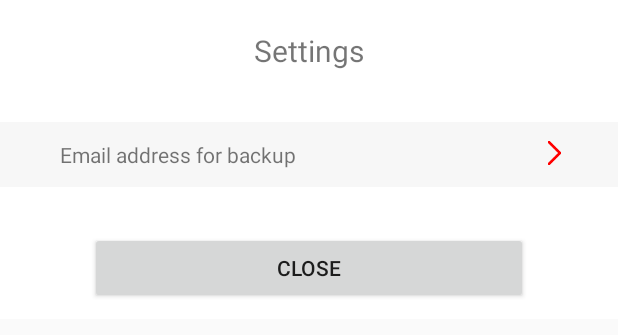
After one commit to manangatangy/kidspend2, an Android app: the layout fragment_settings.xml on its own in the app's theme, with its tools: preview values and no code run, on a phone screen of 412 x 824 dp. The commit adds this screen. Shown: the top 335 px of the screen. Run offline under Robolectric (Android 15) with nearby library versions, the phone set to English and light mode, and no system bars.

Commit message:
Settings, email backup

```diff
--- /dev/null
+++ b/Kidspend2/app/src/main/java/com/wolfie/kidspend2/view/component/settings/ItemLayout.java
@@ -0,0 +1,140 @@
+package com.wolfie.kidspend2.view.component.settings;
+
+import android.content.Context;
+import android.support.annotation.CallSuper;
+import android.support.v4.content.res.ResourcesCompat;
+import android.util.AttributeSet;
+import android.util.Log;
+import android.view.View;
+import android.widget.ImageView;
+import android.widget.LinearLayout;
+import android.widget.TextView;
+
+import com.wolfie.kidspend2.R;
+
+import java.util.ArrayList;
+import java.util.List;
+
+import butterknife.BindView;
+import butterknife.ButterKnife;
+import butterknife.Unbinder;
+
+public abstract class ItemLayout extends LinearLayout {
+
+    @BindView(R.id.settings_heading)
+    LinearLayout mHeading;
+
+    @BindView(R.id.settings_heading_text)
+    TextView mHeadingText;
+
+    @BindView(R.id.settings_heading_icon)
+    ImageView mHeadingImageView;
+
+    @BindView(R.id.settings_content)
+    LinearLayout mContent;
+
+    protected Unbinder unbinder;
+
+    private GroupSetting mGroupSetting;
+
+    public ItemLayout(Context context) {
+        super(context);
+        initView();
+    }
+
+    public ItemLayout(Context context, AttributeSet attrs) {
+        super(context, attrs);
+        initView();
+    }
+
+    public ItemLayout(Context context, AttributeSet attrs, int defStyleAttr) {
+        super(context, attrs, defStyleAttr);
+        initView();
+    }
+
+    public ItemLayout(Context context, AttributeSet attrs, int defStyleAttr, int defStyleRes) {
+        super(context, attrs, defStyleAttr, defStyleRes);
+        initView();
+    }
+
+    public void setGroupSetting(GroupSetting groupSetting) {
+        mGroupSetting = groupSetting;
+    }
+
+    /**
+     * If a Subclass has view members, they should be annotated @BindView and they will be bound
+     * after inflation has completed.
+     */
+    @Override
+    @CallSuper
+    protected void onFinishInflate() {
+        super.onFinishInflate();
+
+        // All the children specified in the layout are re-located to be children of mContent.
+        LinearLayout content = (LinearLayout) getChildAt(0).findViewById(R.id.settings_content);
+        List<View> children = new ArrayList<View>();
+        for (int v = 1, count = getChildCount(); v < count; v++) {
+            View child = getChildAt(1);
+            removeView(child);
+            content.addView(child);
+        }
+
+        unbinder = ButterKnife.bind(this);
+        mHeadingText.setText(getHeadingText());
+        mHeading.setOnClickListener(new OnClickListener() {
+            @Override
+            public void onClick(View v) {
+                boolean isShowing = (mContent.getVisibility() == VISIBLE);
+                if (isShowing) {
+                    Log.d("kidspend2", "ItemLayout.onClickHide(" + getHeadingText() + ")");
+                    // Before proceeding with the hide, first check with the subclass.
+                    if (onHide()) {
+                        hide();     // Will notify GroupSetting
+                    }
+                } else {
+                    Log.d("kidspend2", "ItemLayout.onClickShow(" + getHeadingText() + ")");
+                    // Before proceeding with the show, first check with the group.
+                    if (mGroupSetting.requestToHideCurrent()) {
+                        show();     // Will notify GroupSetting
+                    }
+                }
+            }
+        });
+    }
+
+    /**
+     * Should be overridden if the subclass needs to check something before allowing hide.
+     * Return true if the hide is allowed to proceed.
+     */
+    public boolean onHide() {
+        Log.d("kidspend2", "ItemLayout.onHide(" + getHeadingText() + ") default ==> YES");
+        return true;        // Default allow hide to proceed.
+    }
+
+    public void hide() {
+        Log.d("kidspend2", "ItemLayout.hide(" + getHeadingText() + ")");
+        mContent.setVisibility(GONE);
+        mHeadingImageView.setImageDrawable(
+                ResourcesCompat.getDrawable(getResources(), R.drawable.red_right_chevron, null));
+        mGroupSetting.notifyItemIsHiding();
+    }
+
+    /**
+     * Should be overridden if the subclass needs to initialise something on showing.
+     */
+    public void show() {
+        Log.d("kidspend2", "ItemLayout.show(" + getHeadingText() + ")");
+        mContent.setVisibility(VISIBLE);
+        mHeadingImageView.setImageDrawable(ResourcesCompat.getDrawable(getResources(), R.drawable.red_delete, null));
+        mGroupSetting.notifyItemIsShowing(this);
+    }
+
+    private void initView() {
+        // Add the new inflated layout into this group.
+        View view = inflate(getContext(), R.layout.view_settings_item, null);
+        addView(view, 0);
+    }
+
+    public abstract String getHeadingText();
+
+}
--- /dev/null
+++ b/Kidspend2/app/src/main/res/layout/fragment_settings.xml
@@ -0,0 +1,84 @@
+<?xml version="1.0" encoding="utf-8"?>
+<LinearLayout
+    xmlns:android="http://schemas.android.com/apk/res/android"
+    xmlns:app="http://schemas.android.com/apk/res-auto"
+    xmlns:tools="http://schemas.android.com/tools"
+    android:background="@android:color/white"
+    android:layout_width="match_parent"
+    android:layout_height="wrap_content"
+    android:orientation="vertical"
+    >
+
+    <TextView
+        android:id="@+id/text_title"
+        android:layout_width="wrap_content"
+        android:layout_height="wrap_content"
+        android:layout_gravity="center"
+        android:paddingTop="20dp"
+        android:textSize="20sp"
+        android:text="Settings"
+        />
+    <TextView
+        android:id="@+id/text_description"
+        android:layout_width="wrap_content"
+        android:layout_height="wrap_content"
+        android:layout_gravity="center"
+        android:gravity="center"
+        android:paddingTop="10dp"
+        android:textSize="10sp"
+        />
+    <View
+        android:layout_width="match_parent"
+        android:layout_height="10dp" />
+
+    <com.wolfie.kidspend2.view.component.settings.ItemEmailAddress
+        android:id="@+id/setting_item_email_address"
+        android:layout_width="match_parent"
+        android:layout_height="wrap_content"
+        android:orientation="vertical"
+        >
+        <LinearLayout
+            android:layout_width="match_parent"
+            android:layout_height="wrap_content"
+            android:paddingLeft="10dp"
+            android:paddingRight="10dp"
+            android:layout_marginRight="10dp"
+            android:layout_marginLeft="10dp"
+            android:orientation="vertical"
+            >
+            <android.support.design.widget.TextInputLayout
+                android:id="@+id/input_layout_email_address"
+                android:layout_width="match_parent"
+                android:layout_height="wrap_content"
+                >
+                <EditText
+                    android:id="@+id/edit_text_email_address"
+                    android:layout_width="match_parent"
+                    android:layout_height="wrap_content"
+                    android:inputType="textEmailAddress"
+                    android:hint="Backup Email Address"
+                    android:maxLines="1" />
+            </android.support.design.widget.TextInputLayout>
+
+        </LinearLayout>
+    </com.wolfie.kidspend2.view.component.settings.ItemEmailAddress>
+
+    <LinearLayout
+        android:paddingTop="20dp"
+        android:paddingBottom="10dp"
+        android:layout_width="match_parent"
+        android:layout_height="wrap_content"
+        android:orientation="horizontal"
+        >
+        <Button
+            android:id="@+id/button_close"
+            android:layout_width="wrap_content"
+            android:layout_height="wrap_content"
+            android:layout_weight="1"
+            android:layout_marginLeft="60dp"
+            android:layout_marginRight="60dp"
+            tools:visibility="visible"
+            android:text="Close" />
+    </LinearLayout>
+
+</LinearLayout>
--- /dev/null
+++ b/Kidspend2/app/src/main/res/layout/view_settings_item.xml
@@ -0,0 +1,47 @@
+<?xml version="1.0" encoding="utf-8"?>
+<LinearLayout
+    xmlns:android="http://schemas.android.com/apk/res/android"
+    android:orientation="vertical"
+    android:layout_width="match_parent"
+    android:layout_height="match_parent"
+    >
+
+    <LinearLayout
+        android:id="@+id/settings_heading"
+        android:layout_width="match_parent"
+        android:layout_height="wrap_content"
+        android:orientation="horizontal"
+        android:layout_marginBottom="10dp"
+        android:background="@color/edit_item_body"
+        >
+        <TextView
+            android:id="@+id/settings_heading_text"
+            android:layout_width="0dp"
+            android:layout_height="wrap_content"
+            android:paddingTop="12dp"
+            android:paddingLeft="40dp"
+            android:paddingBottom="12dp"
+            android:text="Timeout"
+            android:textSize="14sp"
+            android:layout_weight="1"
+            />
+        <ImageView
+            android:id="@+id/settings_heading_icon"
+            android:layout_width="25dp"
+            android:layout_height="25dp"
+            android:layout_marginTop="8dp"
+            android:layout_marginRight="30dp"
+            android:src="@drawable/red_right_chevron"
+            />
+    </LinearLayout>
+    <LinearLayout
+        android:id="@+id/settings_content"
+        android:layout_width="match_parent"
+        android:visibility="gone"
+        android:layout_height="wrap_content"
+        android:orientation="vertical"
+        >
+
+    </LinearLayout>
+
+</LinearLayout>
--- /dev/null
+++ b/Kidspend2/app/src/main/res/xml/file_paths.xml
@@ -0,0 +1,5 @@
+<paths>
+    <files-path
+        name="secure_files"
+        path="/"/>
+</paths>
```
Also changed, not shown: Kidspend2/app/src/main/AndroidManifest.xml (+10 -0 lines), Kidspend2/app/src/main/java/com/wolfie/kidspend2/presenter/DrawerPresenter.java (+4 -3 lines), Kidspend2/app/src/main/java/com/wolfie/kidspend2/presenter/FilePresenter.java (+7 -4 lines), Kidspend2/app/src/main/java/com/wolfie/kidspend2/presenter/SettingsPresenter.java (added, +138 -0 lines), Kidspend2/app/src/main/java/com/wolfie/kidspend2/view/activity/KidspendActivity.java (+4 -3 lines), Kidspend2/app/src/main/java/com/wolfie/kidspend2/view/component/settings/GroupSetting.java (added, +47 -0 lines), Kidspend2/app/src/main/java/com/wolfie/kidspend2/view/component/settings/ItemEmailAddress.java (added, +61 -0 lines), Kidspend2/app/src/main/java/com/wolfie/kidspend2/view/fragment/SettingsFragment.java (added, +105 -0 lines), Kidspend2/app/src/main/res/layout/activity_kidspend.xml (+7 -1 lines), Kidspend2/app/src/main/res/drawable/red_delete.png (added).
